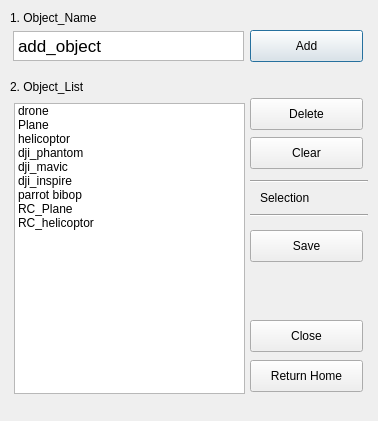
Qt form secondwindow.ui (lhseop0710/SkyViewerSolution) before a commit.
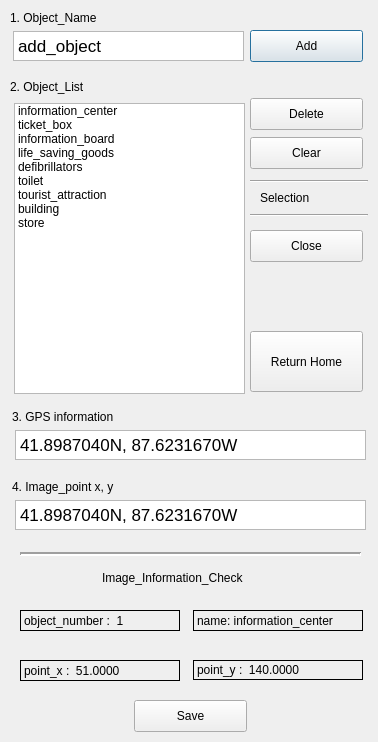
The same form after that commit.

The edit to the form file:
```diff
--- a/secondwindow.ui
+++ b/secondwindow.ui
@@ -7,7 +7,7 @@
     <x>0</x>
     <y>0</y>
     <width>378</width>
-    <height>421</height>
+    <height>742</height>
    </rect>
   </property>
   <property name="windowTitle">
@@ -63,47 +63,47 @@
    </property>
    <item>
     <property name="text">
-     <string>drone</string>
+     <string>information_center</string>
     </property>
    </item>
    <item>
     <property name="text">
-     <string>Plane</string>
+     <string>ticket_box</string>
     </property>
    </item>
    <item>
     <property name="text">
-     <string>helicoptor</string>
+     <string>information_board</string>
     </property>
    </item>
    <item>
     <property name="text">
-     <string>dji_phantom</string>
+     <string>life_saving_goods</string>
     </property>
    </item>
    <item>
     <property name="text">
-     <string>dji_mavic</string>
+     <string>defibrillators</string>
     </property>
    </item>
    <item>
     <property name="text">
-     <string>dji_inspire</string>
+     <string>toilet</string>
     </property>
    </item>
    <item>
     <property name="text">
-     <string>parrot bibop</string>
+     <string>tourist_attraction</string>
     </property>
    </item>
    <item>
     <property name="text">
-     <string>RC_Plane</string>
+     <string>building</string>
     </property>
    </item>
    <item>
     <property name="text">
-     <string>RC_helicoptor</string>
+     <string>store</string>
     </property>
    </item>
   </widget>
@@ -201,8 +201,8 @@
   <widget class="QPushButton" name="Save_btn">
    <property name="geometry">
     <rect>
-     <x>250</x>
-     <y>230</y>
+     <x>134</x>
+     <y>700</y>
      <width>113</width>
      <height>32</height>
     </rect>
@@ -215,7 +215,7 @@
    <property name="geometry">
     <rect>
      <x>250</x>
-     <y>320</y>
+     <y>230</y>
      <width>113</width>
      <height>32</height>
     </rect>
@@ -228,15 +228,168 @@
    <property name="geometry">
     <rect>
      <x>250</x>
-     <y>360</y>
+     <y>331</y>
      <width>113</width>
-     <height>32</height>
+     <height>61</height>
     </rect>
    </property>
    <property name="text">
     <string>Return Home</string>
    </property>
   </widget>
+  <widget class="QLabel" name="label_3">
+   <property name="geometry">
+    <rect>
+     <x>12</x>
+     <y>409</y>
+     <width>141</width>
+     <height>16</height>
+    </rect>
+   </property>
+   <property name="text">
+    <string>3. GPS information</string>
+   </property>
+  </widget>
+  <widget class="QTextEdit" name="Object_name_textEdit_2">
+   <property name="geometry">
+    <rect>
+     <x>15</x>
+     <y>430</y>
+     <width>351</width>
+     <height>30</height>
+    </rect>
+   </property>
+   <property name="html">
+    <string>&lt;!DOCTYPE HTML PUBLIC &quot;-//W3C//DTD HTML 4.0//EN&quot; &quot;http://www.w3.org/TR/REC-html40/strict.dtd&quot;&gt;
+&lt;html&gt;&lt;head&gt;&lt;meta name=&quot;qrichtext&quot; content=&quot;1&quot; /&gt;&lt;style type=&quot;text/css&quot;&gt;
+p, li { white-space: pre-wrap; }
+&lt;/style&gt;&lt;/head&gt;&lt;body style=&quot; font-family:'.AppleSystemUIFont'; font-size:13pt; font-weight:400; font-style:normal;&quot;&gt;
+&lt;p style=&quot; margin-top:0px; margin-bottom:0px; margin-left:0px; margin-right:0px; -qt-block-indent:0; text-indent:0px;&quot;&gt;41.8987040N, 87.6231670W&lt;/p&gt;&lt;/body&gt;&lt;/html&gt;</string>
+   </property>
+  </widget>
+  <widget class="QLabel" name="label_4">
+   <property name="geometry">
+    <rect>
+     <x>12</x>
+     <y>479</y>
+     <width>141</width>
+     <height>16</height>
+    </rect>
+   </property>
+   <property name="text">
+    <string>4. Image_point x, y</string>
+   </property>
+  </widget>
+  <widget class="QTextEdit" name="Object_name_textEdit_3">
+   <property name="geometry">
+    <rect>
+     <x>15</x>
+     <y>500</y>
+     <width>351</width>
+     <height>30</height>
+    </rect>
+   </property>
+   <property name="html">
+    <string>&lt;!DOCTYPE HTML PUBLIC &quot;-//W3C//DTD HTML 4.0//EN&quot; &quot;http://www.w3.org/TR/REC-html40/strict.dtd&quot;&gt;
+&lt;html&gt;&lt;head&gt;&lt;meta name=&quot;qrichtext&quot; content=&quot;1&quot; /&gt;&lt;style type=&quot;text/css&quot;&gt;
+p, li { white-space: pre-wrap; }
+&lt;/style&gt;&lt;/head&gt;&lt;body style=&quot; font-family:'.AppleSystemUIFont'; font-size:13pt; font-weight:400; font-style:normal;&quot;&gt;
+&lt;p style=&quot; margin-top:0px; margin-bottom:0px; margin-left:0px; margin-right:0px; -qt-block-indent:0; text-indent:0px;&quot;&gt;41.8987040N, 87.6231670W&lt;/p&gt;&lt;/body&gt;&lt;/html&gt;</string>
+   </property>
+  </widget>
+  <widget class="QLabel" name="item_label_2">
+   <property name="geometry">
+    <rect>
+     <x>20</x>
+     <y>660</y>
+     <width>160</width>
+     <height>21</height>
+    </rect>
+   </property>
+   <property name="frameShape">
+    <enum>QFrame::Box</enum>
+   </property>
+   <property name="text">
+    <string>point_x :  51.0000</string>
+   </property>
+  </widget>
+  <widget class="QLabel" name="item_label_3">
+   <property name="geometry">
+    <rect>
+     <x>193</x>
+     <y>660</y>
+     <width>170</width>
+     <height>20</height>
+    </rect>
+   </property>
+   <property name="frameShape">
+    <enum>QFrame::Box</enum>
+   </property>
+   <property name="text">
+    <string>point_y :  140.0000</string>
+   </property>
+  </widget>
+  <widget class="QLabel" name="label_5">
+   <property name="geometry">
+    <rect>
+     <x>102</x>
+     <y>570</y>
+     <width>170</width>
+     <height>16</height>
+    </rect>
+   </property>
+   <property name="text">
+    <string>Image_Information_Check</string>
+   </property>
+  </widget>
+  <widget class="QLabel" name="item_label_4">
+   <property name="geometry">
+    <rect>
+     <x>20</x>
+     <y>610</y>
+     <width>160</width>
+     <height>21</height>
+    </rect>
+   </property>
+   <property name="frameShape">
+    <enum>QFrame::Box</enum>
+   </property>
+   <property name="text">
+    <string>object_number :  1</string>
+   </property>
+  </widget>
+  <widget class="QLabel" name="item_label_5">
+   <property name="geometry">
+    <rect>
+     <x>193</x>
+     <y>610</y>
+     <width>170</width>
+     <height>21</height>
+    </rect>
+   </property>
+   <property name="frameShape">
+    <enum>QFrame::Box</enum>
+   </property>
+   <property name="text">
+    <string>name: information_center</string>
+   </property>
+  </widget>
+  <widget class="Line" name="line_3">
+   <property name="geometry">
+    <rect>
+     <x>20</x>
+     <y>546</y>
+     <width>341</width>
+     <height>16</height>
+    </rect>
+   </property>
+   <property name="lineWidth">
+    <number>2</number>
+   </property>
+   <property name="orientation">
+    <enum>Qt::Horizontal</enum>
+   </property>
+  </widget>
  </widget>
  <resources/>
  <connections/>
```
